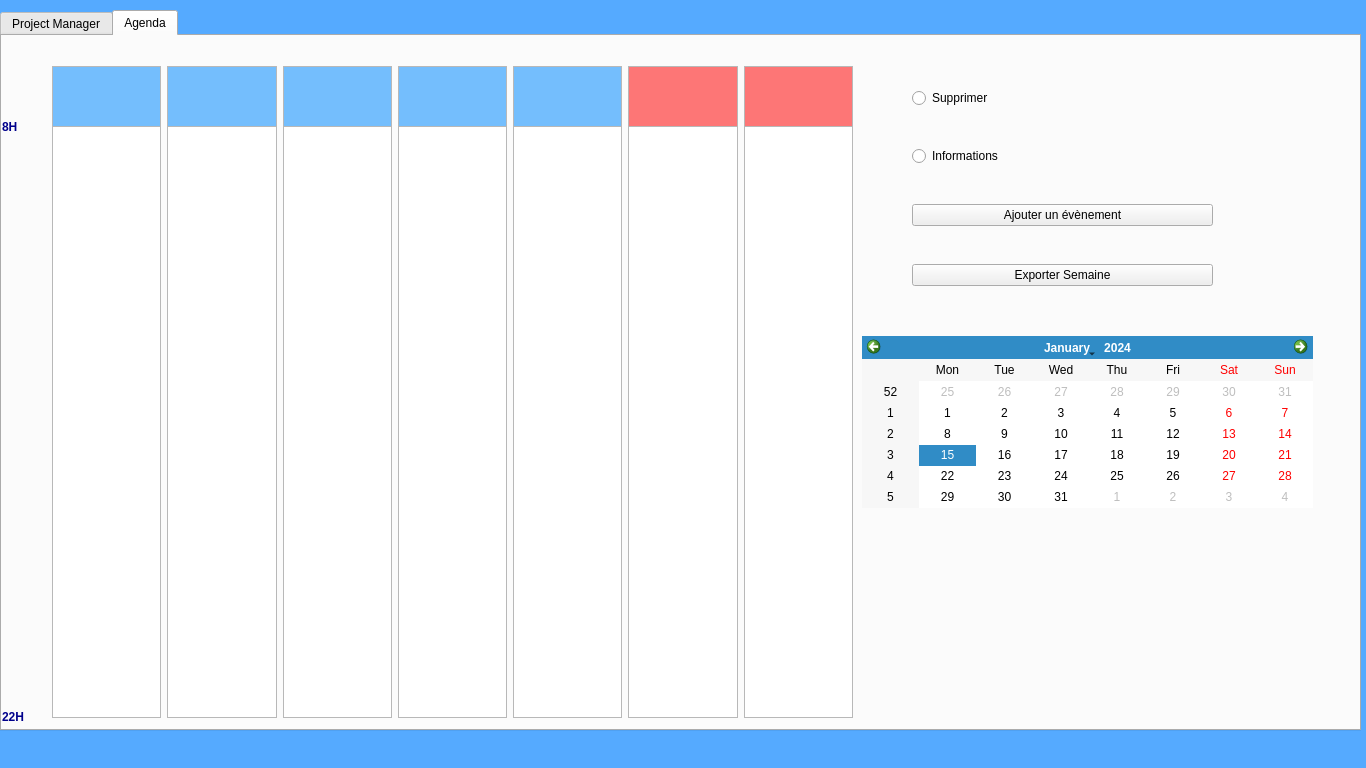
Qt form ProjectCalendar/mainwindow.ui (pzins/ProjectCalendar_LO21) before a commit.
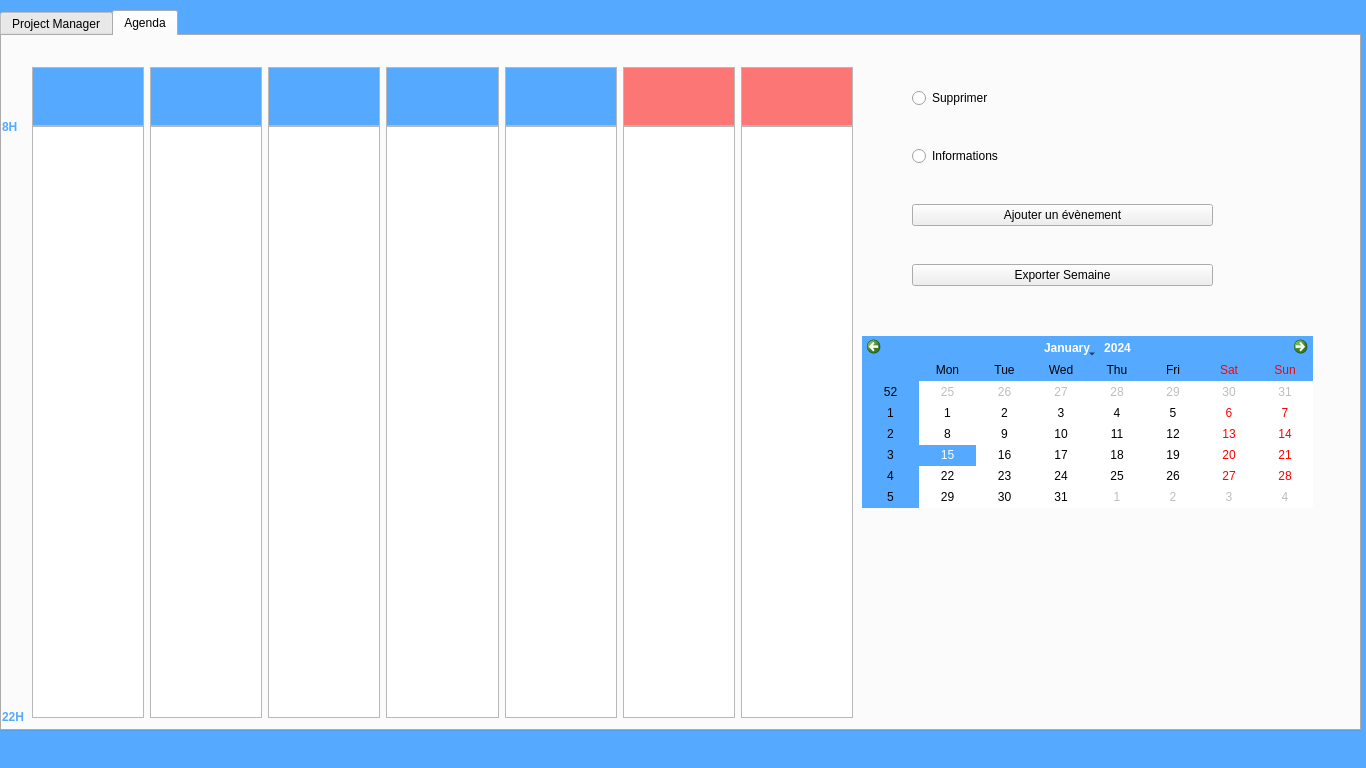
The same form after that commit.

The edit to the form file:
```diff
--- a/ProjectCalendar/mainwindow.ui
+++ b/ProjectCalendar/mainwindow.ui
@@ -916,9 +916,9 @@
      <widget class="QWidget" name="horizontalLayoutWidget">
       <property name="geometry">
        <rect>
-        <x>50</x>
+        <x>30</x>
         <y>90</y>
-        <width>801</width>
+        <width>821</width>
         <height>592</height>
        </rect>
       </property>
@@ -1044,27 +1044,63 @@
         <height>172</height>
        </rect>
       </property>
+      <property name="autoFillBackground">
+       <bool>false</bool>
+      </property>
+      <property name="styleSheet">
+       <string notr="true">/* navigation bar */
+QCalendarWidget QWidget#qt_calendar_navigationbar { 
+background-color:  #55aaff; }
+
+
+/* normal days */
+QCalendarWidget QAbstractItemView:enabled 
+{
+	background-color: #ffffff;  
+	selection-background-color: #55aaff ;
+
+}
+
+/* header row */
+QCalendarWidget QWidget { alternate-background-color: #55aaff ;}
+ </string>
+      </property>
+      <property name="gridVisible">
+       <bool>false</bool>
+      </property>
      </widget>
      <widget class="QWidget" name="horizontalLayoutWidget_2">
       <property name="geometry">
        <rect>
-        <x>50</x>
+        <x>30</x>
         <y>30</y>
-        <width>801</width>
+        <width>821</width>
         <height>61</height>
        </rect>
       </property>
       <layout class="QHBoxLayout" name="horizontalLayout_3">
        <item>
         <widget class="QTextBrowser" name="lundi">
+         <property name="minimumSize">
+          <size>
+           <width>0</width>
+           <height>50</height>
+          </size>
+         </property>
+         <property name="maximumSize">
+          <size>
+           <width>16777215</width>
+           <height>59</height>
+          </size>
+         </property>
          <property name="palette">
           <palette>
            <active>
             <colorrole role="Base">
              <brush brushstyle="SolidPattern">
-              <color alpha="137">
-               <red>0</red>
-               <green>137</green>
+              <color alpha="255">
+               <red>85</red>
+               <green>170</green>
                <blue>255</blue>
               </color>
              </brush>
@@ -1073,9 +1109,9 @@
            <inactive>
             <colorrole role="Base">
              <brush brushstyle="SolidPattern">
-              <color alpha="137">
-               <red>0</red>
-               <green>137</green>
+              <color alpha="255">
+               <red>85</red>
+               <green>170</green>
                <blue>255</blue>
               </color>
              </brush>
@@ -1098,14 +1134,20 @@
        </item>
        <item>
         <widget class="QTextBrowser" name="mardi">
+         <property name="maximumSize">
+          <size>
+           <width>16777215</width>
+           <height>59</height>
+          </size>
+         </property>
          <property name="palette">
           <palette>
            <active>
             <colorrole role="Base">
              <brush brushstyle="SolidPattern">
-              <color alpha="137">
-               <red>0</red>
-               <green>137</green>
+              <color alpha="255">
+               <red>85</red>
+               <green>170</green>
                <blue>255</blue>
               </color>
              </brush>
@@ -1114,9 +1156,9 @@
            <inactive>
             <colorrole role="Base">
              <brush brushstyle="SolidPattern">
-              <color alpha="137">
-               <red>0</red>
-               <green>137</green>
+              <color alpha="255">
+               <red>85</red>
+               <green>170</green>
                <blue>255</blue>
               </color>
              </brush>
@@ -1139,14 +1181,20 @@
        </item>
        <item>
         <widget class="QTextBrowser" name="mercredi">
+         <property name="maximumSize">
+          <size>
+           <width>16777215</width>
+           <height>59</height>
+          </size>
+         </property>
          <property name="palette">
           <palette>
            <active>
             <colorrole role="Base">
              <brush brushstyle="SolidPattern">
-              <color alpha="137">
-               <red>0</red>
-               <green>137</green>
+              <color alpha="255">
+               <red>85</red>
+               <green>170</green>
                <blue>255</blue>
               </color>
              </brush>
@@ -1155,9 +1203,9 @@
            <inactive>
             <colorrole role="Base">
              <brush brushstyle="SolidPattern">
-              <color alpha="137">
-               <red>0</red>
-               <green>137</green>
+              <color alpha="255">
+               <red>85</red>
+               <green>170</green>
                <blue>255</blue>
               </color>
              </brush>
@@ -1180,14 +1228,26 @@
        </item>
        <item>
         <widget class="QTextBrowser" name="jeudi">
+         <property name="sizePolicy">
+          <sizepolicy hsizetype="Expanding" vsizetype="Expanding">
+           <horstretch>0</horstretch>
+           <verstretch>0</verstretch>
+          </sizepolicy>
+         </property>
+         <property name="maximumSize">
+          <size>
+           <width>16777215</width>
+           <height>59</height>
+          </size>
+         </property>
          <property name="palette">
           <palette>
            <active>
             <colorrole role="Base">
              <brush brushstyle="SolidPattern">
-              <color alpha="137">
-               <red>0</red>
-               <green>137</green>
+              <color alpha="255">
+               <red>85</red>
+               <green>170</green>
                <blue>255</blue>
               </color>
              </brush>
@@ -1196,9 +1256,9 @@
            <inactive>
             <colorrole role="Base">
              <brush brushstyle="SolidPattern">
-              <color alpha="137">
-               <red>0</red>
-               <green>137</green>
+              <color alpha="255">
+               <red>85</red>
+               <green>170</green>
                <blue>255</blue>
               </color>
              </brush>
@@ -1221,14 +1281,20 @@
        </item>
        <item>
         <widget class="QTextBrowser" name="vendredi">
+         <property name="maximumSize">
+          <size>
+           <width>16777215</width>
+           <height>59</height>
+          </size>
+         </property>
          <property name="palette">
           <palette>
            <active>
             <colorrole role="Base">
              <brush brushstyle="SolidPattern">
-              <color alpha="137">
-               <red>0</red>
-               <green>137</green>
+              <color alpha="255">
+               <red>85</red>
+               <green>170</green>
                <blue>255</blue>
               </color>
              </brush>
@@ -1237,9 +1303,9 @@
            <inactive>
             <colorrole role="Base">
              <brush brushstyle="SolidPattern">
-              <color alpha="137">
-               <red>0</red>
-               <green>137</green>
+              <color alpha="255">
+               <red>85</red>
+               <green>170</green>
                <blue>255</blue>
               </color>
              </brush>
@@ -1262,6 +1328,12 @@
        </item>
        <item>
         <widget class="QTextBrowser" name="samedi">
+         <property name="maximumSize">
+          <size>
+           <width>16777215</width>
+           <height>59</height>
+          </size>
+         </property>
          <property name="palette">
           <palette>
            <active>
@@ -1303,6 +1375,12 @@
        </item>
        <item>
         <widget class="QTextBrowser" name="dimanche">
+         <property name="maximumSize">
+          <size>
+           <width>16777215</width>
+           <height>59</height>
+          </size>
+         </property>
          <property name="palette">
           <palette>
            <active>
@@ -1359,9 +1437,9 @@
          <colorrole role="WindowText">
           <brush brushstyle="SolidPattern">
            <color alpha="255">
-            <red>0</red>
-            <green>0</green>
-            <blue>139</blue>
+            <red>85</red>
+            <green>170</green>
+            <blue>255</blue>
            </color>
           </brush>
          </colorrole>
@@ -1377,18 +1455,18 @@
          <colorrole role="Text">
           <brush brushstyle="SolidPattern">
            <color alpha="255">
-            <red>0</red>
-            <green>0</green>
-            <blue>139</blue>
+            <red>85</red>
+            <green>170</green>
+            <blue>255</blue>
            </color>
           </brush>
          </colorrole>
          <colorrole role="ButtonText">
           <brush brushstyle="SolidPattern">
            <color alpha="255">
-            <red>0</red>
-            <green>0</green>
-            <blue>139</blue>
+            <red>85</red>
+            <green>170</green>
+            <blue>255</blue>
            </color>
           </brush>
          </colorrole>
@@ -1415,9 +1493,9 @@
          <colorrole role="WindowText">
           <brush brushstyle="SolidPattern">
            <color alpha="255">
-            <red>0</red>
-            <green>0</green>
-            <blue>139</blue>
+            <red>85</red>
+            <green>170</green>
+            <blue>255</blue>
            </color>
           </brush>
          </colorrole>
@@ -1433,18 +1511,18 @@
          <colorrole role="Text">
           <brush brushstyle="SolidPattern">
            <color alpha="255">
-            <red>0</red>
-            <green>0</green>
-            <blue>139</blue>
+            <red>85</red>
+            <green>170</green>
+            <blue>255</blue>
            </color>
           </brush>
          </colorrole>
          <colorrole role="ButtonText">
           <brush brushstyle="SolidPattern">
            <color alpha="255">
-            <red>0</red>
-            <green>0</green>
-            <blue>139</blue>
+            <red>85</red>
+            <green>170</green>
+            <blue>255</blue>
            </color>
           </brush>
          </colorrole>
@@ -1551,9 +1629,9 @@
          <colorrole role="WindowText">
           <brush brushstyle="SolidPattern">
            <color alpha="255">
-            <red>0</red>
-            <green>0</green>
-            <blue>139</blue>
+            <red>85</red>
+            <green>170</green>
+            <blue>255</blue>
            </color>
           </brush>
          </colorrole>
@@ -1569,18 +1647,18 @@
          <colorrole role="Text">
           <brush brushstyle="SolidPattern">
            <color alpha="255">
-            <red>0</red>
-            <green>0</green>
-            <blue>139</blue>
+            <red>85</red>
+            <green>170</green>
+            <blue>255</blue>
            </color>
           </brush>
          </colorrole>
          <colorrole role="ButtonText">
           <brush brushstyle="SolidPattern">
            <color alpha="255">
-            <red>0</red>
-            <green>0</green>
-            <blue>139</blue>
+            <red>85</red>
+            <green>170</green>
+            <blue>255</blue>
            </color>
           </brush>
          </colorrole>
@@ -1607,9 +1685,9 @@
          <colorrole role="WindowText">
           <brush brushstyle="SolidPattern">
            <color alpha="255">
-            <red>0</red>
-            <green>0</green>
-            <blue>139</blue>
+            <red>85</red>
+            <green>170</green>
+            <blue>255</blue>
            </color>
           </brush>
          </colorrole>
@@ -1625,18 +1703,18 @@
          <colorrole role="Text">
           <brush brushstyle="SolidPattern">
            <color alpha="255">
-            <red>0</red>
-            <green>0</green>
-            <blue>139</blue>
+            <red>85</red>
+            <green>170</green>
+            <blue>255</blue>
            </color>
           </brush>
          </colorrole>
          <colorrole role="ButtonText">
           <brush brushstyle="SolidPattern">
            <color alpha="255">
-            <red>0</red>
-            <green>0</green>
-            <blue>139</blue>
+            <red>85</red>
+            <green>170</green>
+            <blue>255</blue>
            </color>
           </brush>
          </colorrole>
```
Left out of the diff: 48 changed lines with no effect on the pictures.
